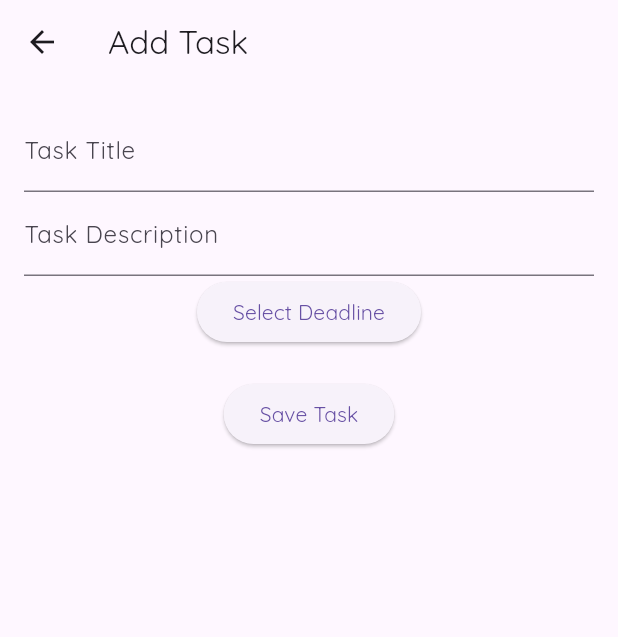
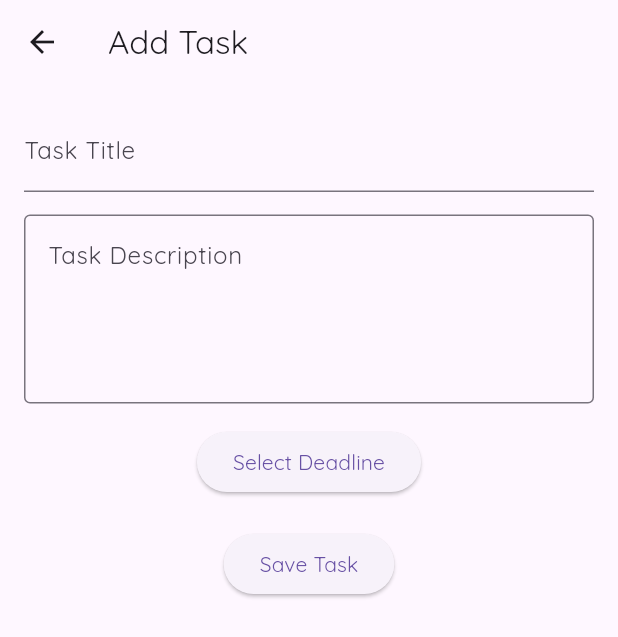
Before and after one commit to IMGIITRoorkee/Taskly, a Flutter app: the TaskFormScreen screen opened directly, on a phone screen of 412 x 824 dp. Shown: the top 637 px of the screen. Run offline on Flutter 3.47's test engine with Material 3 defaults, Android fonts, the phone set to English and light mode, and no system bars; our stand-ins replace flutter_slidable, flutter_svg, fluttertoast, introduction_screen, multiple_result, shared_preferences; accounts and stored records are empty.

Commit message:
Bigger text box for description

```diff
--- a/lib/screens/taskform_screen.dart
+++ b/lib/screens/taskform_screen.dart
@@ -50,10 +50,23 @@ class _TaskFormScreenState extends State<TaskFormScreen> {
                     return null;
                   },
                 ),
-                TextFormField(
+              Padding(
+                padding: const EdgeInsets.symmetric(vertical: 15.0),
+                child: TextFormField(
                   controller: _descController,
-                  decoration:
-                      const InputDecoration(labelText: 'Task Description'),
+                  decoration: const InputDecoration(
+                    labelText: 'Task Description',
+                    hintText: 'Enter a detailed description...',
+                    alignLabelWithHint: true,
+                    border:
+                        OutlineInputBorder(), // Adds a border for a defined look
+                    contentPadding: EdgeInsets.symmetric(
+                        vertical: 15,
+                        horizontal: 12), // Adds padding inside the text field
+                  ),
+                  maxLines:
+                      6, // Provides a reasonable height for multi-line input
+                  minLines: 4, // Ensures the field has a minimum height
                   validator: (value) {
                     if (value == null || value.isEmpty) {
                       return "Description cannot be empty!";
@@ -61,6 +74,7 @@ class _TaskFormScreenState extends State<TaskFormScreen> {
                     return null;
                   },
                 ),
+              ),
                 // boolformfield for a bool value (hasDeadline)
                 // CheckboxListTile(value: hasDeadline, onChanged: (value)=>{
                 //   setState(() {
--- a/lib/screens/tasklist_screen.dart
+++ b/lib/screens/tasklist_screen.dart
@@ -73,7 +73,11 @@ class _TaskListScreenState extends State<TaskListScreen> {
             ),
             subtitle:
                 Column(crossAxisAlignment: CrossAxisAlignment.start, children: [
-              Text(task.description),
+              Text(
+                task.description.length > 30
+                    ? '${task.description.substring(0, 30)}...'
+                    : task.description,
+              ),
               Row(children: [
                 if (task.hasDeadline)
                   Text(
```
